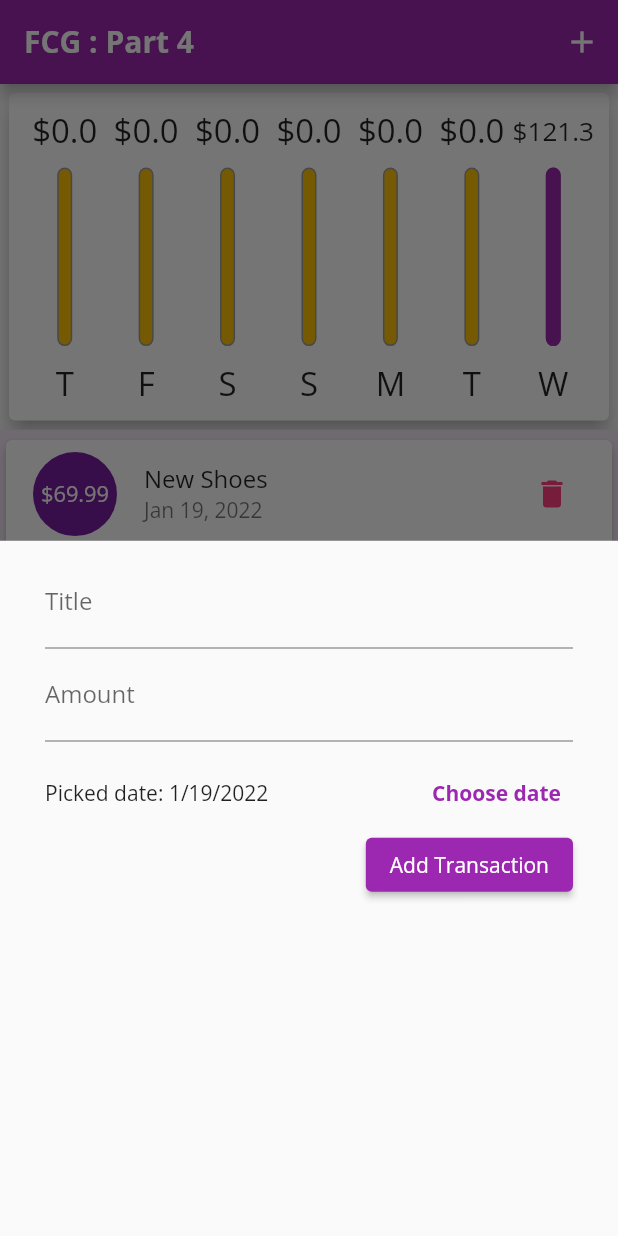
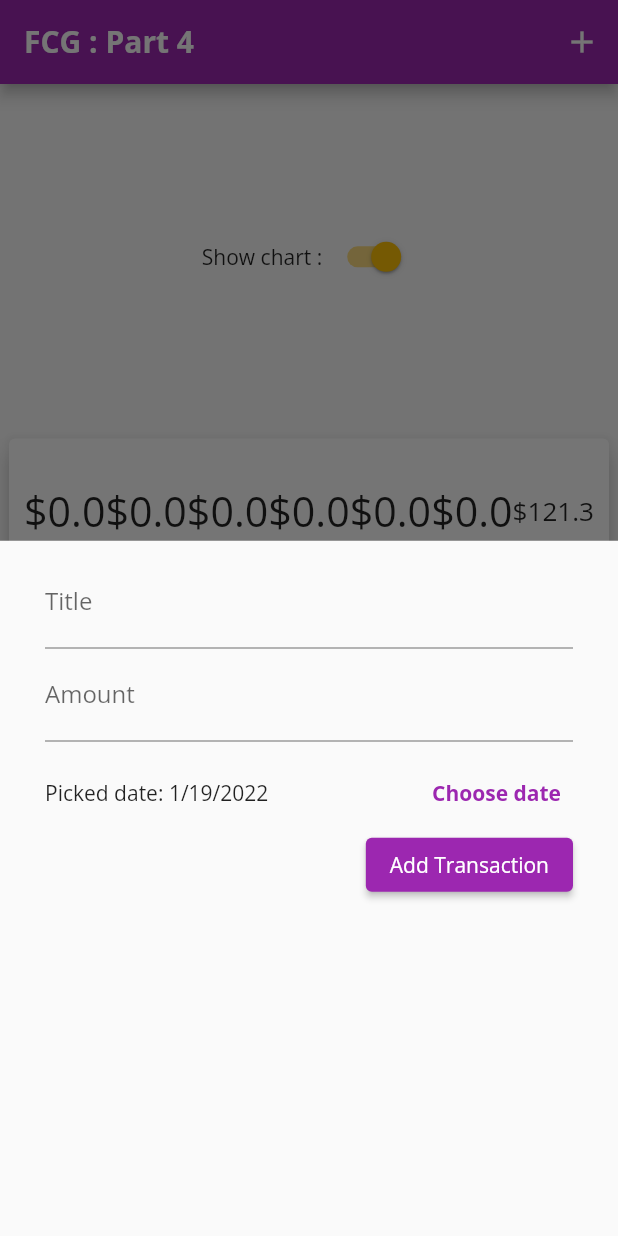
Before and after one commit to ferdvtn/flutter_personal_expenses, a Flutter app: the screen it shows after launch, after a tap on the "add" icon, on a phone screen of 412 x 824 dp. Run offline on Flutter 3.47's test engine with Material 2 defaults, Android fonts, the phone set to English and light mode, and no system bars.

Commit message:
set layout for landscape mode with LayoutBuilder

```diff
--- a/lib/main.dart
+++ b/lib/main.dart
@@ -1,10 +1,16 @@
 import 'package:flutter/material.dart';
+import 'package:flutter/services.dart';
 import './widgets/transaction_new.dart';
 import './widgets/transaction_list.dart';
 import './widgets/chart.dart';
 import './models/transaction.dart';
 
 void main() {
+  // WidgetsFlutterBinding.ensureInitialized();
+  // SystemChrome.setPreferredOrientations([
+  //   DeviceOrientation.portraitDown,
+  //   DeviceOrientation.portraitUp,
+  // ]);
   runApp(const MyApp());
 }
 
@@ -83,6 +89,8 @@ class _MyHomePageState extends State<MyHomePage> {
     }).toList();
   }
 
+  bool _showChart = true;
+
   void _addNewTransaction(String txTitle, double txAmount, DateTime txDate) {
     final newTx = Transaction(
       id: DateTime.now().toString(),
@@ -142,19 +150,41 @@ class _MyHomePageState extends State<MyHomePage> {
           // crossAxisAlignment: CrossAxisAlignment.start,
           children: [
             Container(
-                padding: const EdgeInsets.all(0.0),
               height: (MediaQuery.of(context).size.height -
                       MediaQuery.of(context).padding.top -
                       appBar.preferredSize.height) *
                   0.3,
-                child: Chart(_recentTransactions)),
-            Container(
+              child: Row(
+                mainAxisAlignment: MainAxisAlignment.center,
+                children: [
+                  Text('Show chart : '),
+                  Switch(
+                    value: _showChart,
+                    onChanged: (value) {
+                      setState(() => _showChart = value);
+                    },
+                  ),
+                ],
+              ),
+            ),
+            _showChart
+                ? Container(
                     padding: const EdgeInsets.all(0.0),
                     height: (MediaQuery.of(context).size.height -
                             MediaQuery.of(context).padding.top -
                             appBar.preferredSize.height) *
                         0.7,
-                child: TransactionList(_userTransactions, _deleteTransaction)),
+                    child: Chart(_recentTransactions),
+                  )
+                : Container(
+                    padding: const EdgeInsets.all(0.0),
+                    height: (MediaQuery.of(context).size.height -
+                            MediaQuery.of(context).padding.top -
+                            appBar.preferredSize.height) *
+                        0.7,
+                    child:
+                        TransactionList(_userTransactions, _deleteTransaction),
+                  ),
           ],
         ),
       ),
--- a/lib/widgets/transaction_list.dart
+++ b/lib/widgets/transaction_list.dart
@@ -16,21 +16,28 @@ class TransactionList extends StatelessWidget {
       decoration: BoxDecoration(color: Theme.of(context).secondaryHeaderColor),
       width: double.infinity,
       child: transactions.isEmpty
-          ? Column(
+          ? LayoutBuilder(
+              builder: (context, constraints) {
+                return Column(
                   children: [
-                Text(
+                    Container(
+                      height: constraints.maxHeight * 0.2,
+                      child: Text(
                         'No transaction added yet',
                         style: Theme.of(context).textTheme.headline6,
                       ),
+                    ),
                     Container(
                       margin: const EdgeInsets.all(0.0),
-                  height: 100,
+                      height: constraints.maxHeight * 0.8,
                       child: Image.asset(
                         'assets/images/waiting.png',
                         fit: BoxFit.cover,
                       ),
                     ),
                   ],
+                );
+              },
             )
           : ListView.builder(
               itemCount: transactions.length,
```
Lines whose indentation alone changed are shown as unchanged.
